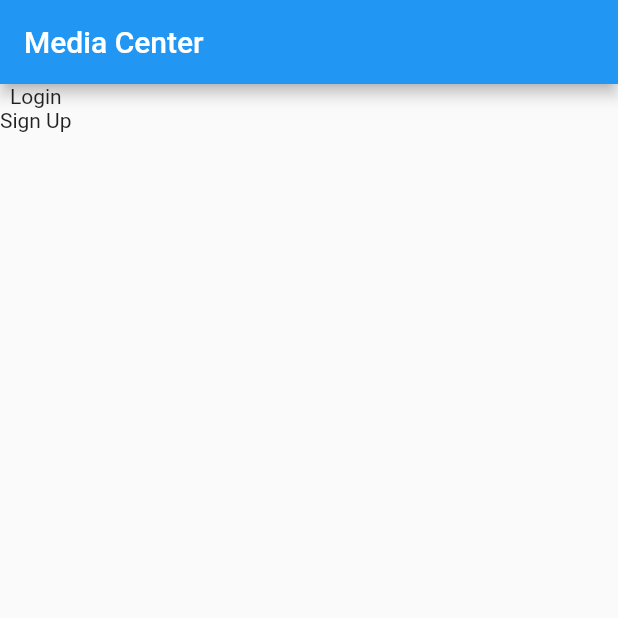
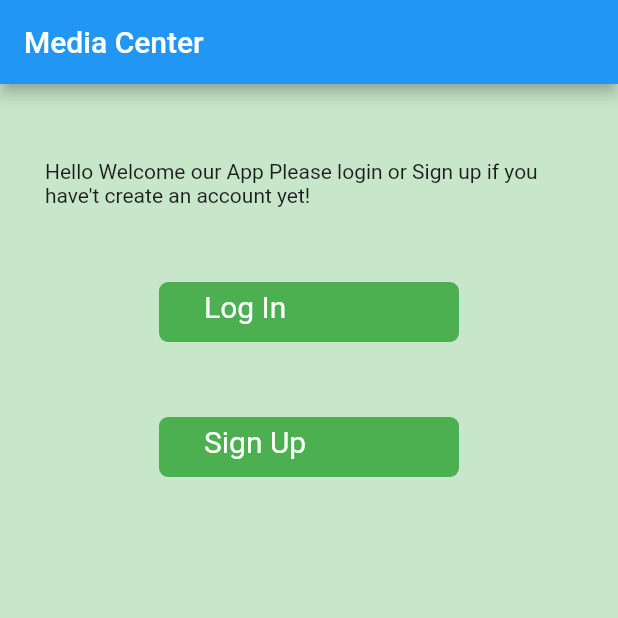
Before and after one commit to atmelaku/MediaCenterFlutter, a Flutter app: the screen it shows after launch, on a phone screen of 412 x 824 dp, the top half of it. Run offline on Flutter 3.47's test engine with Material 2 defaults, Android fonts, the phone set to English and light mode, and no system bars; our stand-ins replace firebase_auth, firebase_core; accounts and stored records are empty.

Commit message:
create a home page, add a sign in and sign up button

```diff
--- a/lib/homepage/homepage.dart
+++ b/lib/homepage/homepage.dart
@@ -1,7 +1,7 @@
 import 'package:flutter/material.dart';
 import 'package:mediacenterflutter/auth/login.dart';
 import 'package:mediacenterflutter/auth/signup.dart';
-
+// home page State full widget
 class HomePage extends StatefulWidget {
   @override
   _HomePageState createState() {
@@ -13,26 +13,68 @@ class _HomePageState extends State<HomePage> {
   @override
   Widget build(BuildContext context) {
     return Scaffold(
+      backgroundColor: Colors.green[100],
       appBar: AppBar(title: Text('Media Center')),
-      body: Container(
+
+      body: Center(
+        child: Container(
+          padding: EdgeInsets.only(top: 50.0, bottom: 50.0),
         child: Column(
           children: [
+            Container(
+              padding: EdgeInsets.only(left: 30, right: 30),
+              child: Text(
+                "Hello Welcome our App Please login or Sign up if you have't create an account yet! "
+              ),
+            ),
             GestureDetector(
                 onTap: () {
                   Navigator.push(
                     context,
                     MaterialPageRoute(builder: (context) => LoginPage()),
                   );
-                }, child: Container(child: Text("Login")) ),
+                },
+                child: Container(
+                  margin: EdgeInsets.only(top: 50.0),
+                  height: 40,
+                  width: 200,
+                  decoration: BoxDecoration(
+                    borderRadius: new BorderRadius.circular(6.0),
+                    color: Colors.green,
+                     ),
+                      padding: EdgeInsets.only(left: 30, top: 5, bottom: 5),
+
+                      child: Text("Log In",
+                        style: TextStyle(fontSize: 20, color: Colors.white),
+                  )
+                )
+
+                ),
             GestureDetector(
                 onTap: () {
                   Navigator.push(
                     context,
                     MaterialPageRoute(builder: (context) => SignUpPage()),
                   );
-                }, child: Container(child: Text("Sign Up")) ),
+                },
+                child: Container(
+                  margin: EdgeInsets.only(top: 50.0),
+                  height: 40,
+                  width: 200,
+                  decoration: BoxDecoration(
+                    borderRadius: new BorderRadius.circular(6.0),
+                    color: Colors.green,
+                     ),
+                    padding: EdgeInsets.only(left: 30, top: 5, bottom: 5),
+
+                      child: Text("Sign Up",
+                        style: TextStyle(fontSize: 20, color: Colors.white),
+                  )
+                )
+              ),
           ],
         )
+        ),
       ),
     );
   }
```
